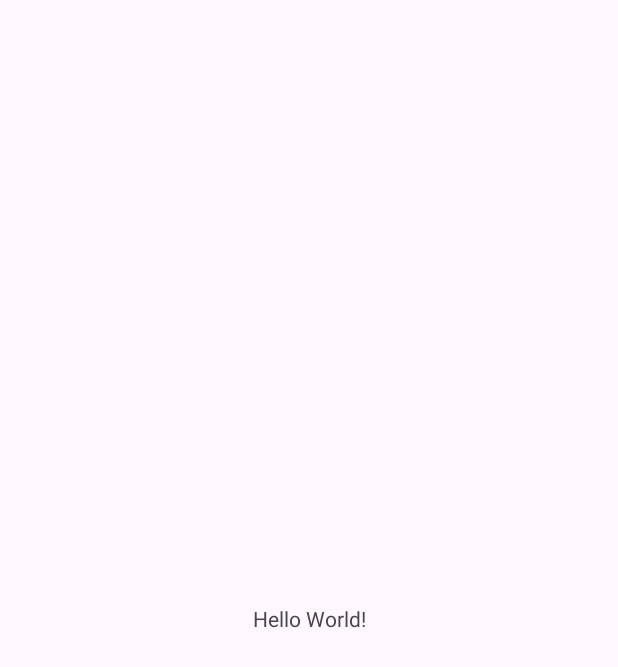
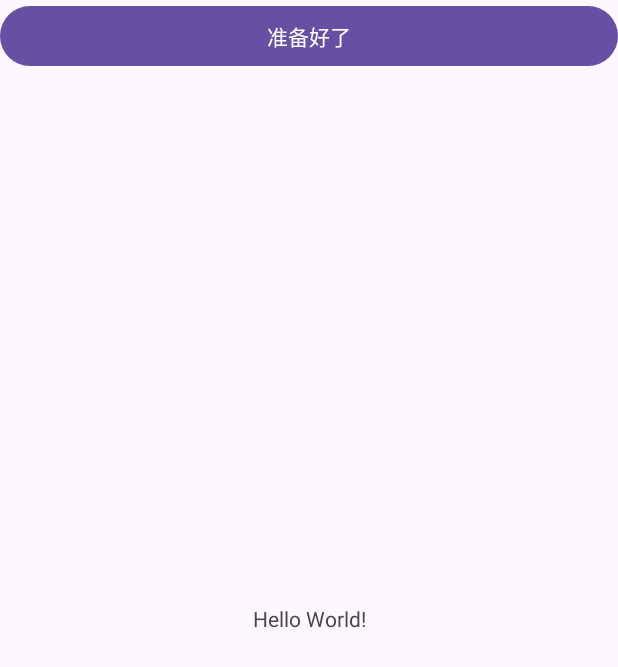
Before and after one commit to Aila-666/mytest07_04, an Android app: the screen it shows after launch (MainActivity), on a phone screen of 412 x 824 dp. Before the commit the part shown is almost empty. Shown: the top 667 px of the screen. Run offline under Robolectric (Android 15) with nearby library versions, the phone set to English and light mode, and no system bars.

```diff
--- a/app/src/main/java/com/example/mytest07_04/MainActivity.java
+++ b/app/src/main/java/com/example/mytest07_04/MainActivity.java
@@ -3,6 +3,9 @@ package com.example.mytest07_04;
 import androidx.appcompat.app.AppCompatActivity;
 
 import android.os.Bundle;
+import android.view.View;
+import android.widget.Button;
+import android.widget.Toast;
 
 public class MainActivity extends AppCompatActivity {
 
@@ -11,5 +14,18 @@ public class MainActivity extends AppCompatActivity {
         super.onCreate(savedInstanceState);
         //test 2023/07/04 for first commit
         setContentView(R.layout.activity_main);
+        welcome();
+        Button button = findViewById(R.id.bt_android);
+        button.setOnClickListener(new View.OnClickListener() {
+            @Override
+            public void onClick(View view) {
+                Toast.makeText(MainActivity.this,"button",Toast.LENGTH_SHORT).show();
+            }
+        });
     }
+    public void welcome(){
+        Toast.makeText(this, "欢迎来到我的世界", Toast.LENGTH_LONG).show();
+    }
+
+
 }
--- a/app/src/main/res/layout/activity_main.xml
+++ b/app/src/main/res/layout/activity_main.xml
@@ -4,6 +4,7 @@
     xmlns:tools="http://schemas.android.com/tools"
     android:layout_width="match_parent"
     android:layout_height="match_parent"
+    android:orientation="vertical"
     tools:context=".MainActivity">
 
     <TextView
@@ -14,5 +15,12 @@
         app:layout_constraintEnd_toEndOf="parent"
         app:layout_constraintStart_toStartOf="parent"
         app:layout_constraintTop_toTopOf="parent" />
+    <Button
+        android:layout_width="match_parent"
+        android:layout_height="wrap_content"
+        android:text="准备好了"
+        android:id="@+id/bt_android"
+        android:onClick="Welcome"
+        tools:ignore="MissingConstraints" />
 
 </androidx.constraintlayout.widget.ConstraintLayout>
```
